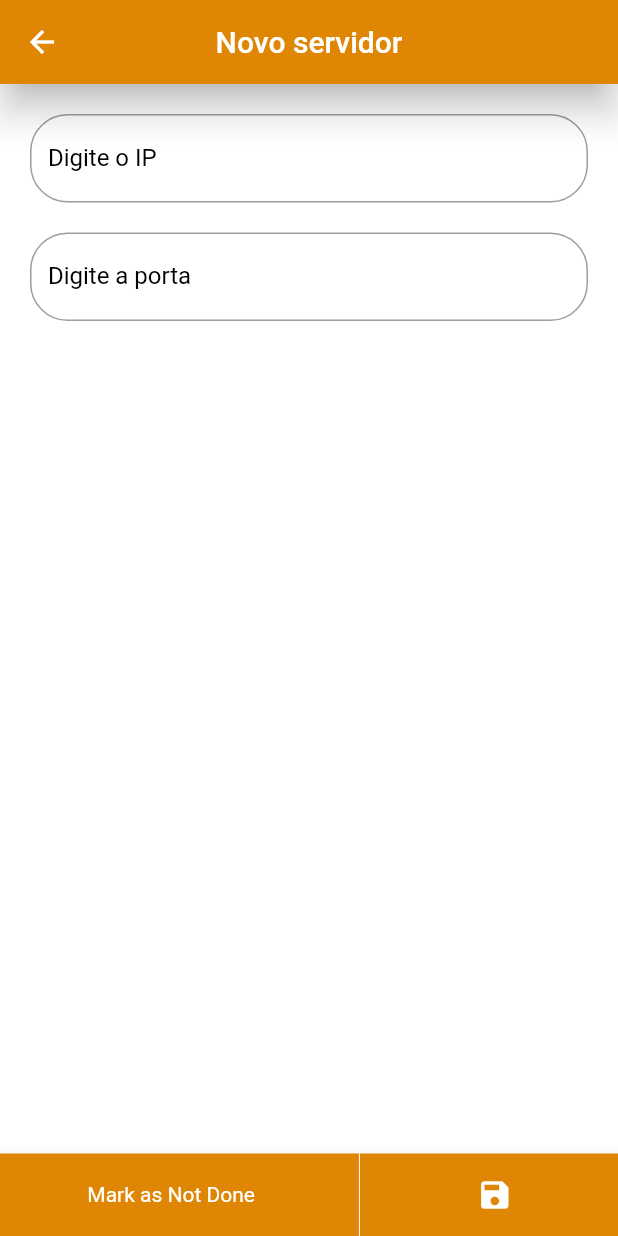
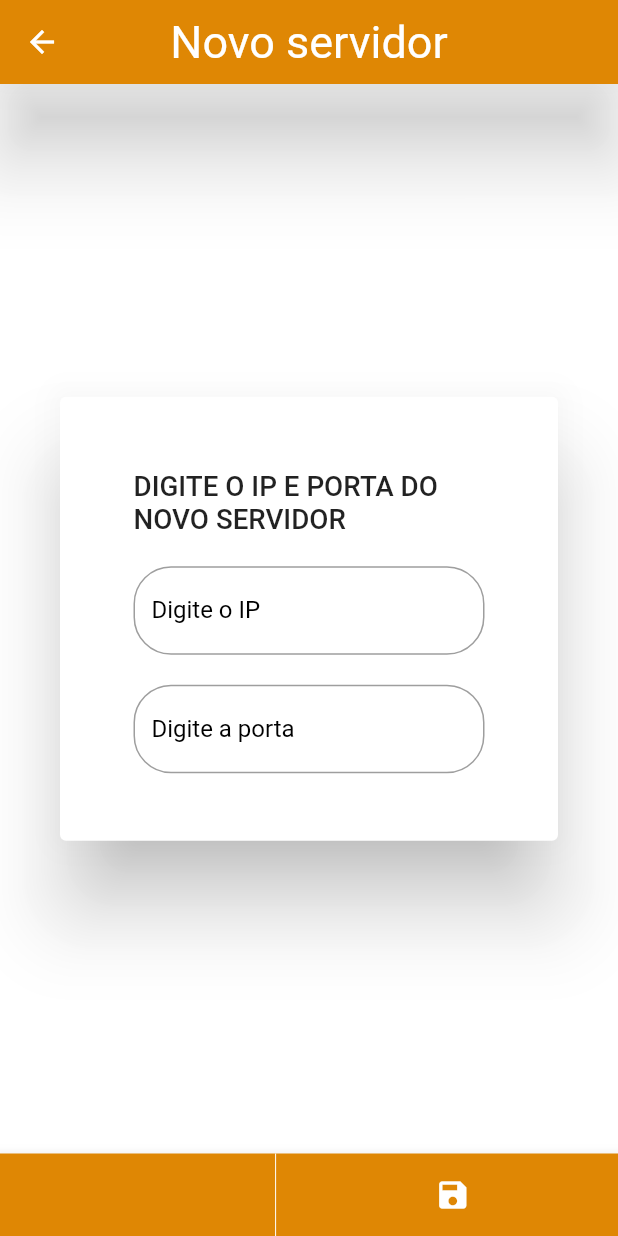
Before and after one commit to fredericommleao/AppFlutter, a Flutter app: the HomePage screen opened directly, after a tap on the "add" icon, on a phone screen of 412 x 824 dp. Run offline on Flutter 3.47's test engine with Material 2 defaults, Android fonts, the phone set to English and light mode, and no system bars; our stand-ins replace shared_preferences; accounts and stored records are empty.

Commit message:
atualizando_05_04

```diff
--- a/lib/Tela_Login.dart
+++ b/lib/Tela_Login.dart
@@ -123,7 +123,7 @@ class _LoginScreenState extends State<tela_login> {
                         SharedPreferences prefs =
                             await SharedPreferences.getInstance();
                         var show = prefs.getString('parametros');
-                        print(show);
+                        print(show.toString());
                       },
                       style: ElevatedButton.styleFrom(
                           padding: EdgeInsets.symmetric(
--- a/lib/main.dart
+++ b/lib/main.dart
@@ -10,6 +10,7 @@ class MyApp extends StatelessWidget {
   @override
   Widget build(BuildContext context) {
     return MaterialApp(
+      debugShowCheckedModeBanner: false,
       home: Scaffold(
         body: tela_login(),
       ),
--- a/lib/todoView.dart
+++ b/lib/todoView.dart
@@ -26,18 +26,28 @@ class _TodoViewState extends State<TodoView> {
   @override
   Widget build(BuildContext context) {
     return Scaffold(
-      backgroundColor: Color.fromARGB(255, 255, 255, 255),
+      backgroundColor: Color.fromARGB(240, 255, 255, 255),
       appBar: AppBar(
         centerTitle: true,
-        elevation: 10,
+        elevation: 25,
         backgroundColor: Color.fromARGB(255, 223, 135, 4),
-        title: Text("Novo servidor"),
+        title: Text(
+          "Novo servidor",
+          style: TextStyle(fontSize: 30, fontWeight: FontWeight.w400),
+        ),
       ),
-      body: SingleChildScrollView(
-        child: Container(
-          padding: EdgeInsets.all(20),
+      body: AlertDialog(
+        title: Container(
+          padding: EdgeInsets.all(25),
           child: Column(
             children: [
+              Text(
+                'DIGITE O IP E PORTA DO NOVO SERVIDOR',
+                style: TextStyle(fontSize: 18.5),
+              ),
+              SizedBox(
+                height: 20,
+              ),
               Container(
                   child: colorOverride(TextField(
                 onChanged: (data) {
@@ -88,34 +98,9 @@ class _TodoViewState extends State<TodoView> {
             mainAxisAlignment: MainAxisAlignment.spaceEvenly,
             children: <Widget>[
               InkWell(
-                  onTap: () {
-                    showDialog(
-                        context: context,
-                        builder: (ctx) => AlertDialog(
-                              title: Text("Alert"),
-                              content: Text(
-                                  "Mark this todo as ${parametros.status ? 'not done' : 'done'}  "),
-                              actions: <Widget>[
-                                FlatButton(
-                                  onPressed: () {
-                                    Navigator.of(ctx).pop();
-                                  },
-                                  child: Text("No"),
-                                ),
-                                FlatButton(
-                                  onPressed: () {
-                                    setState(() {
-                                      parametros.status = !parametros.status;
-                                    });
-                                    Navigator.of(ctx).pop();
-                                  },
-                                  child: Text("Yes"),
-                                )
-                              ],
-                            ));
-                  },
+                  onTap: () {},
                   child: Text(
-                    "${parametros.status ? 'Mark as Not Done' : 'Mark as Done'} ",
+                    "${parametros.status ? '' : ''} ",
                     style: TextStyle(color: Colors.white),
                   )),
               VerticalDivider(
```
Also changed, not shown: lib/homePage.dart (+29 -8 lines).
